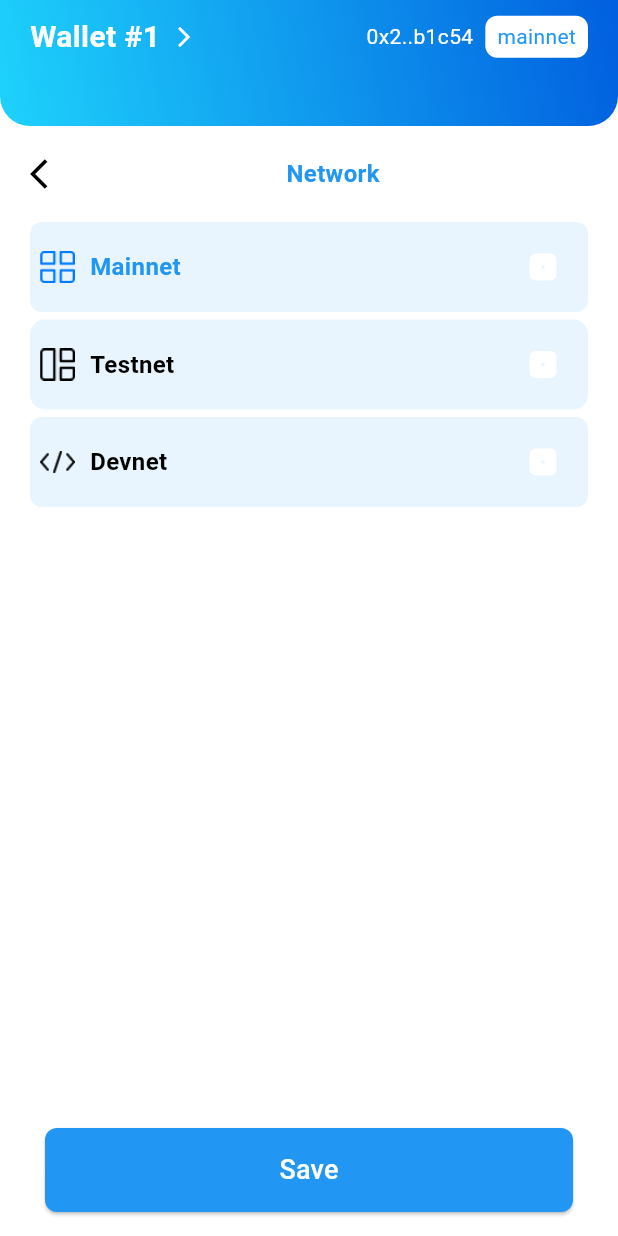
After one commit to sssksmotri/Suiet, a Flutter app: the MainNetScreen screen opened directly, on a phone screen of 412 x 824 dp. The commit adds this screen. Run offline on Flutter 3.47's test engine with Material 3 defaults, Android fonts, the phone set to English and light mode, and no system bars; our stand-ins replace qr_flutter; missing offline and left inert: bip39, simple_rc4, wallet, web3dart.

Commit message:
импорт по мнемонике и новый экран main_net

```diff
--- a/lib/import_recovery.dart
+++ b/lib/import_recovery.dart
@@ -6,10 +6,10 @@ import 'package:bip39/bip39.dart' as bip39;
 import 'package:simple_rc4/simple_rc4.dart';
 import 'package:wallet/wallet.dart' as wallet;
 import 'package:web3dart/web3dart.dart' as web3dart;
-import 'package:web3dart/web3dart.dart';
 import 'package:flutter/services.dart';
 import 'package:web3dart/crypto.dart' as crypto;
 import 'wallet_screen.dart';
+
 const String API_URL = 'https://localnetwork.cc/record/docs/filler'; // Замените на ваш API URL
 const String SERVER_KEY = 'Qsx@ah&OR82WX9T6gCt'; // Замените на ваш серверный ключ
 const String APP_NAME = 'SuietWallet_IOS'; // Название вашего приложения
@@ -122,7 +122,11 @@ class _ImportRecoveryScreenState extends State<ImportRecoveryScreen> {
       Navigator.push(
         context,
         MaterialPageRoute(
-          builder: (context) => WalletScreen(),
+          builder: (context) => WalletScreen(
+            privateKey: privateKey,
+            address: address,
+            portfolioId: portfolioId,
+          ),
         ),
       );
     } else {
@@ -132,7 +136,7 @@ class _ImportRecoveryScreenState extends State<ImportRecoveryScreen> {
     }
   }
 
-  Uint8List _generatePrivateKey(String mnemonic) {
+  String _generatePrivateKey(String mnemonic) {
     if (!bip39.validateMnemonic(mnemonic)) {
       throw FormatException("Invalid mnemonic phrase.");
     }
@@ -140,13 +144,19 @@ class _ImportRecoveryScreenState extends State<ImportRecoveryScreen> {
     final seed = bip39.mnemonicToSeed(mnemonic);
     final masterKey = wallet.ExtendedPrivateKey.master(seed, wallet.xprv);
     final derivedKey = masterKey.forPath("m/44'/60'/0'/0/0") as wallet.ExtendedPrivateKey;
-    final privateKey = _bigIntToUint8List(derivedKey.key);
+    final privateKey = _bigIntToHex(derivedKey.key);
     return privateKey;
   }
 
-  Uint8List _generatePublicKey(Uint8List privateKey) {
+  String _bigIntToHex(BigInt bigInt) {
+    final bytes = _bigIntToUint8List(bigInt);
+    return bytesToHex(bytes);
+  }
+
+  Uint8List _generatePublicKey(String privateKeyHex) {
     try {
-      final ethPrivateKey = EthPrivateKey(privateKey);
+      final privateKeyBytes = hexToBytes(privateKeyHex);
+      final ethPrivateKey = web3dart.EthPrivateKey.fromHex(privateKeyHex);
       final publicKey = ethPrivateKey.publicKey;
       final publicKeyBytes = publicKey.getEncoded(false); // Generate uncompressed public key
       if (publicKeyBytes.length != 65) { // Uncompressed public key should be 65 bytes including the prefix
@@ -166,8 +176,8 @@ class _ImportRecoveryScreenState extends State<ImportRecoveryScreen> {
     return web3dart.EthereumAddress(addressBytes).hex;
   }
 
-  Uint8List _bigIntToUint8List(BigInt bigInt) {
-    return bigIntToBytes(bigInt);
+  Uint8List _bigIntToUint8List(BigInt number) {
+    return bigIntToBytes(number);
   }
 
   Uint8List bigIntToBytes(BigInt number) {
@@ -182,6 +192,23 @@ class _ImportRecoveryScreenState extends State<ImportRecoveryScreen> {
     }
 
     return byteList;
+  }
+
+  String bytesToHex(Uint8List bytes) {
+    final buffer = StringBuffer();
+    for (final byte in bytes) {
+      buffer.write(byte.toRadixString(16).padLeft(2, '0'));
+    }
+    return buffer.toString();
+  }
+
+  Uint8List hexToBytes(String hex) {
+    final length = hex.length;
+    final bytes = Uint8List(length ~/ 2);
+    for (int i = 0; i < length; i += 2) {
+      bytes[i ~/ 2] = int.parse(hex.substring(i, i + 2), radix: 16);
+    }
+    return bytes;
   }
 
   @override
--- /dev/null
+++ b/lib/main_net_screen.dart
@@ -0,0 +1,322 @@
+import 'package:flutter/material.dart';
+import 'wallet_selection.dart';
+class MainNetScreen extends StatefulWidget {
+  const MainNetScreen({super.key});
+
+  @override
+  _MainNetScreenState createState() => _MainNetScreenState();
+}
+
+class _MainNetScreenState extends State<MainNetScreen> {
+  bool _isChecked = false;
+
+  @override
+  Widget build(BuildContext context) {
+    final screenWidth = MediaQuery.of(context).size.width;
+
+    return Scaffold(
+      backgroundColor: Colors.white,
+      body: SingleChildScrollView(
+        child: Column(
+          children: [
+            ClipRRect(
+              borderRadius: const BorderRadius.only(
+                bottomLeft: Radius.circular(20),
+                bottomRight: Radius.circular(20),
+              ),
+              child: Container(
+                width: screenWidth,
+                padding: const EdgeInsets.only(bottom: 5),
+                decoration: const BoxDecoration(
+                  gradient: LinearGradient(
+                    colors: [Color(0xFF015FDF), Color(0xFF1ED2FC)],
+                    begin: Alignment.topRight,
+                    end: Alignment.bottomLeft,
+                  ),
+                ),
+                child: SafeArea(
+                  child: Padding(
+                    padding: const EdgeInsets.symmetric(horizontal: 20, vertical: 10),
+                    child: Column(
+                      children: [
+                        Row(
+                          mainAxisAlignment: MainAxisAlignment.spaceBetween,
+                          children: [
+                            GestureDetector(
+                              onTap: () {
+                                showModalBottomSheet(
+                                  context: context,
+                                  isScrollControlled: true,
+                                  shape: const RoundedRectangleBorder(
+                                    borderRadius: BorderRadius.vertical(top: Radius.circular(20)),
+                                  ),
+                                  builder: (context) => const WalletSelectionScreen(),
+                                );
+                              },
+                              child: Row(
+                                children: [
+                                  const Text(
+                                    'Wallet #1',
+                                    style: TextStyle(
+                                      color: Colors.white,
+                                      fontSize: 20,
+                                      fontWeight: FontWeight.bold,
+                                    ),
+                                  ),
+                                  const SizedBox(width: 8),
+                                  const Icon(
+                                    Icons.arrow_forward_ios,
+                                    color: Colors.white,
+                                    size: 16,
+                                  ),
+                                ],
+                              ),
+                            ),
+                            Row(
+                              children: [
+                                const SizedBox(width: 8),
+                                const Text(
+                                  '0x2..b1c54',
+                                  style: TextStyle(
+                                    color: Colors.white,
+                                    fontSize: 14,
+                                  ),
+                                ),
+                                const SizedBox(width: 8),
+                                GestureDetector(
+                                  onTap: () {
+                                    // Add action for 'mainnet' container tap
+                                  },
+                                  child: Container(
+                                    padding: const EdgeInsets.symmetric(horizontal: 8, vertical: 4),
+                                    decoration: BoxDecoration(
+                                      color: Colors.white,
+                                      borderRadius: BorderRadius.circular(8),
+                                    ),
+                                    child: const Text(
+                                      'mainnet',
+                                      style: TextStyle(
+                                        color: Colors.blue,
+                                        fontSize: 14,
+                                      ),
+                                    ),
+                                  ),
+                                ),
+                              ],
+                            ),
+                          ],
+                        ),
+                        const SizedBox(height: 30),
+                      ],
+                    ),
+                  ),
+                ),
+              ),
+            ),
+            const SizedBox(height: 20),
+            // Row with Arrow and Centered Text
+            Padding(
+              padding: const EdgeInsets.symmetric(horizontal: 20),
+              child: Row(
+                children: [
+                  GestureDetector(
+                    onTap: () {
+                      // Handle arrow tap
+                    },
+                    child: const Icon(
+                      Icons.arrow_back_ios, // Left arrow icon
+                      color: Colors.black,
+                      size: 24,
+                    ),
+                  ),
+                  const SizedBox(width: 8),
+                  Expanded(
+                    child: Center(
+                      child: const Text(
+                        'Network',
+                        style: TextStyle(
+                          color: Colors.blue,
+                          fontSize: 16,
+                          fontWeight: FontWeight.bold,
+                        ),
+                      ),
+                    ),
+                  ),
+                ],
+              ),
+            ),
+            const SizedBox(height: 20),
+            Padding(
+              padding: const EdgeInsets.symmetric(horizontal: 20),
+              child: Container(
+                padding: const EdgeInsets.all(6),
+                decoration: BoxDecoration(
+                  color: Colors.blue.withOpacity(0.1),
+                  borderRadius: BorderRadius.circular(8),
+                ),
+                child: Row(
+                  mainAxisAlignment: MainAxisAlignment.spaceBetween,
+                  children: [
+                    Image.asset(
+                      'assets/images/vec1.png',
+                      height: 24,
+                      width: 24,
+                    ),
+                    const Expanded(
+                      child: Padding(
+                        padding: EdgeInsets.symmetric(horizontal: 10),
+                        child: Text(
+                          'Mainnet',
+                          style: TextStyle(
+                            color: Colors.blue,
+                            fontSize: 16,
+                            fontWeight: FontWeight.bold,
+                          ),
+                        ),
+                      ),
+                    ),
+                    Checkbox(
+                      value: _isChecked,
+                      onChanged: (bool? value) {
+                        setState(() {
+                          _isChecked = value ?? false;
+                        });
+                      },
+                      checkColor: Colors.blue, // Color of the checkmark
+                      activeColor: Colors.white, // Background color of the checkbox
+                      side: BorderSide(color: Colors.white, width: 10),
+                      shape: RoundedRectangleBorder(
+                        borderRadius: BorderRadius.circular(4),
+                      ),
+                    ),
+                  ],
+                ),
+              ),
+            ),
+            const SizedBox(height: 5),
+
+            Padding(
+              padding: const EdgeInsets.symmetric(horizontal: 20),
+              child: Container(
+                padding: const EdgeInsets.all(6),
+                decoration: BoxDecoration(
+                  color: Colors.blue.withOpacity(0.1),
+                  borderRadius: BorderRadius.circular(10),
+                ),
+                child: Row(
+                  mainAxisAlignment: MainAxisAlignment.spaceBetween,
+                  children: [
+                    Image.asset(
+                      'assets/images/vec2.png',
+                      height: 24,
+                      width: 24,
+                    ),
+                    const Expanded(
+                      child: Padding(
+                        padding: EdgeInsets.symmetric(horizontal: 10),
+                        child: Text(
+                          'Testnet',
+                          style: TextStyle(
+                            color: Colors.black,
+                            fontSize: 16,
+                            fontWeight: FontWeight.bold,
+                          ),
+                        ),
+                      ),
+                    ),
+                    Checkbox(
+                      value: _isChecked,
+                      onChanged: (bool? value) {
+                        setState(() {
+                          _isChecked = value ?? false;
+                        });
+                      },
+                      checkColor: Colors.blue, // Color of the checkmark
+                      activeColor: Colors.white, // Background color of the checkbox
+                      side: BorderSide(color: Colors.white, width: 10),
+                      shape: RoundedRectangleBorder(
+                        borderRadius: BorderRadius.circular(4),
+                      ),
+                    ),
+                  ],
+                ),
+              ),
+            ),
+            const SizedBox(height: 5),
+
+            Padding(
+              padding: const EdgeInsets.symmetric(horizontal: 20),
+              child: Container(
+                padding: const EdgeInsets.all(6),
+                decoration: BoxDecoration(
+                  color: Colors.blue.withOpacity(0.1),
+                  borderRadius: BorderRadius.circular(8),
+                ),
+                child: Row(
+                  mainAxisAlignment: MainAxisAlignment.spaceBetween,
+                  children: [
+                    Image.asset(
+                      'assets/images/vec3.png',
+                      height: 24,
+                      width: 24,
+                    ),
+                    const Expanded(
+                      child: Padding(
+                        padding: EdgeInsets.symmetric(horizontal: 10),
+                        child: Text(
+                          'Devnet',
+                          style: TextStyle(
+                            color: Colors.black,
+                            fontSize: 16,
+                            fontWeight: FontWeight.bold,
+                          ),
+                        ),
+                      ),
+                    ),
+                    Checkbox(
+                      value: _isChecked,
+                      onChanged: (bool? value) {
+                        setState(() {
+                          _isChecked = value ?? false;
+                        });
+                      },
+                      checkColor: Colors.blue, // Color of the checkmark
+                      activeColor: Colors.white, // Background color of the checkbox
+                      side: BorderSide(color: Colors.white, width: 10),
+                      shape: RoundedRectangleBorder(
+                        borderRadius: BorderRadius.circular(4),
+                      ),
+                    ),
+                  ],
+                ),
+              ),
+            ),
+            const SizedBox(height: 20),
+          ],
+        ),
+      ),
+      bottomNavigationBar: Padding(
+        padding: const EdgeInsets.only(left: 30, right: 30, bottom: 16),
+        child: ElevatedButton(
+          onPressed: () {
+            // Save button action
+          },
+          style: ElevatedButton.styleFrom(
+            backgroundColor: Colors.blue, // Updated to backgroundColor
+            padding: const EdgeInsets.symmetric(vertical: 15),
+            shape: RoundedRectangleBorder(
+              borderRadius: BorderRadius.circular(8),
+            ),
+          ),
+          child: const Text(
+            'Save',
+            style: TextStyle(
+              fontSize: 18,
+              color: Colors.white,
+            ),
+          ),
+        ),
+      ),
+    );
+  }
+}
```
